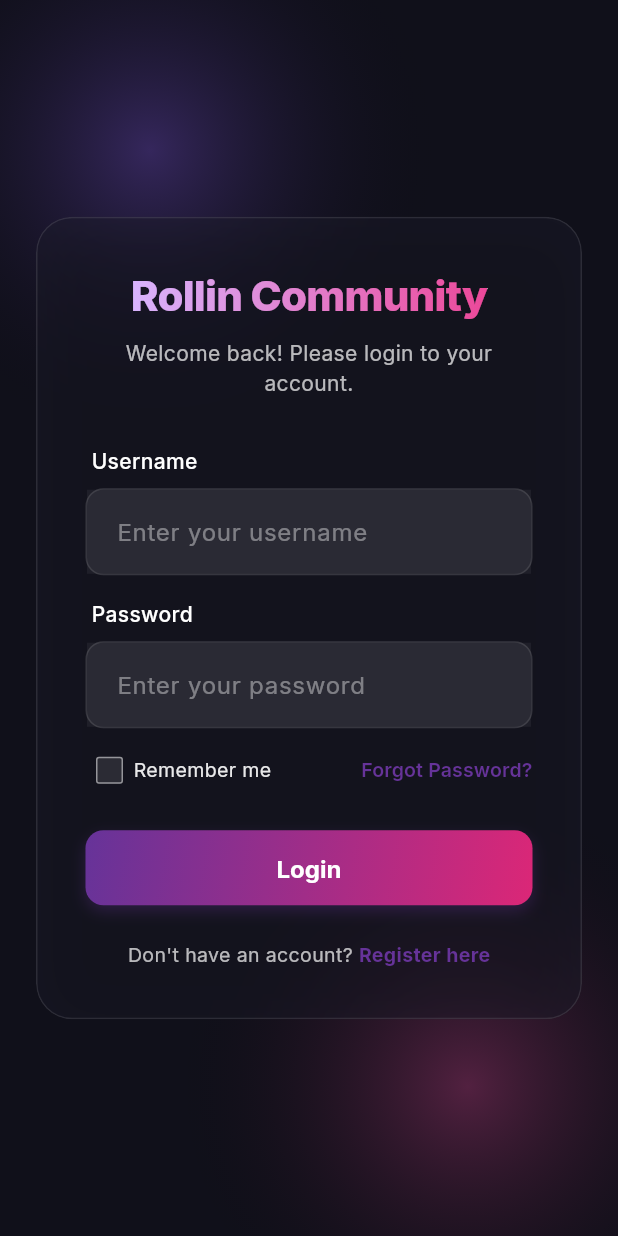
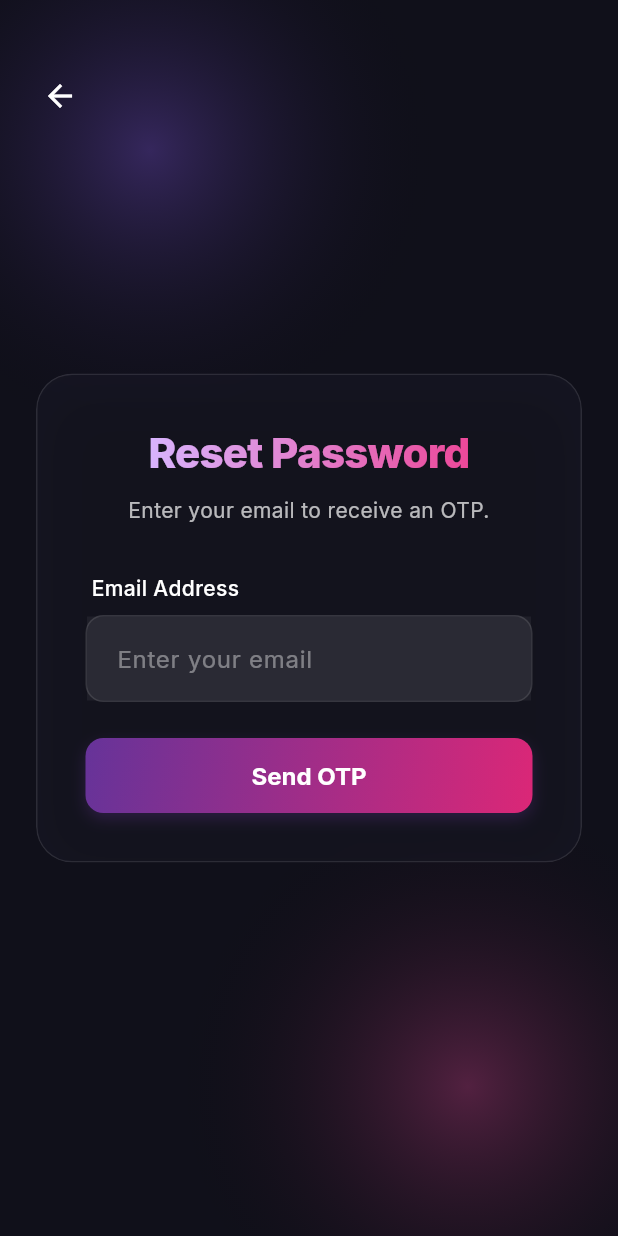
Before and after one commit to bibek-beebayk/rollin-community, a Flutter app: the screen it shows after launch, after a tap on "Forgot Password?", on a phone screen of 412 x 824 dp. Run offline on Flutter 3.47's test engine with Material 3 defaults, Android fonts, the phone set to English and light mode, and no system bars; our stand-ins replace file_picker, firebase_core, firebase_messaging, google_fonts, shared_preferences; accounts and stored records are empty.

Commit message:
feat: password reset flow impmlemented

```diff
--- a/lib/providers/auth_provider.dart
+++ b/lib/providers/auth_provider.dart
@@ -187,4 +187,38 @@ class AuthProvider with ChangeNotifier {
       throw Exception(data['message'] ?? 'Verification failed');
     }
   }
+
+  /// Initiate Forgot Password (send OTP)
+  Future<void> forgotPasswordInit(String email) async {
+    await _apiClient.post(
+      '/api/auth/forgot-password/initiate/',
+      body: {'email': email},
+      skipAuth: true,
+    );
+  }
+
+  /// Verify OTP for Forgot Password
+  Future<String> forgotPasswordVerify(String email, String otpCode) async {
+    final response = await _apiClient.post(
+      '/api/auth/forgot-password/verify-otp/',
+      body: {'email': email, 'otp_code': otpCode},
+      skipAuth: true,
+    );
+    final data = response['data'] ?? response;
+    return data['reset_token'] as String;
+  }
+
+  /// Complete Forgot Password (set new password)
+  Future<void> forgotPasswordConfirm(
+      String resetToken, String newPassword, String confirmNewPassword) async {
+    await _apiClient.post(
+      '/api/auth/forgot-password/complete/',
+      body: {
+        'reset_token': resetToken,
+        'new_password': newPassword,
+        'confirm_new_password': confirmNewPassword,
+      },
+      skipAuth: true,
+    );
+  }
 }
--- /dev/null
+++ b/lib/screens/forgot_password_screen.dart
@@ -0,0 +1,396 @@
+import 'dart:ui';
+import 'package:flutter/material.dart';
+import 'package:provider/provider.dart';
+import '../providers/auth_provider.dart';
+import '../widgets/custom_input.dart';
+import '../widgets/custom_button.dart';
+import '../theme/app_theme.dart';
+
+class ForgotPasswordScreen extends StatefulWidget {
+  const ForgotPasswordScreen({super.key});
+
+  @override
+  State<ForgotPasswordScreen> createState() => _ForgotPasswordScreenState();
+}
+
+class _ForgotPasswordScreenState extends State<ForgotPasswordScreen> {
+  int _step = 1;
+
+  final _emailController = TextEditingController();
+  final _otpController = TextEditingController();
+  final _newPasswordController = TextEditingController();
+  final _confirmPasswordController = TextEditingController();
+
+  String _resetToken = '';
+  bool _isLoading = false;
+  String _errorMessage = '';
+
+  @override
+  void dispose() {
+    _emailController.dispose();
+    _otpController.dispose();
+    _newPasswordController.dispose();
+    _confirmPasswordController.dispose();
+    super.dispose();
+  }
+
+  Future<void> _handleStep1() async {
+    final email = _emailController.text.trim();
+    if (email.isEmpty) {
+      setState(() => _errorMessage = 'Please enter your email.');
+      return;
+    }
+
+    setState(() {
+      _isLoading = true;
+      _errorMessage = '';
+    });
+
+    try {
+      await Provider.of<AuthProvider>(context, listen: false)
+          .forgotPasswordInit(email);
+      if (!mounted) return;
+      setState(() {
+        _step = 2;
+        _isLoading = false;
+        _errorMessage = '';
+      });
+      ScaffoldMessenger.of(context).showSnackBar(
+        SnackBar(
+          content: Text('OTP sent to your registered email.'),
+          backgroundColor: Colors.green,
+        ),
+      );
+    } catch (e) {
+      if (!mounted) return;
+      setState(() {
+        _isLoading = false;
+        _errorMessage = e.toString().replaceAll('Exception: ', '');
+      });
+    }
+  }
+
+  Future<void> _handleStep2() async {
+    final email = _emailController.text.trim();
+    final otp = _otpController.text.trim();
+    if (otp.length != 6) {
+      setState(() => _errorMessage = 'Please enter a valid 6-digit OTP.');
+      return;
+    }
+
+    setState(() {
+      _isLoading = true;
+      _errorMessage = '';
+    });
+
+    try {
+      final token = await Provider.of<AuthProvider>(context, listen: false)
+          .forgotPasswordVerify(email, otp);
+      if (!mounted) return;
+      setState(() {
+        _resetToken = token;
+        _step = 3;
+        _isLoading = false;
+        _errorMessage = '';
+      });
+      ScaffoldMessenger.of(context).showSnackBar(
+        const SnackBar(
+          content: Text('OTP verified. Set your new password.'),
+          backgroundColor: Colors.green,
+        ),
+      );
+    } catch (e) {
+      if (!mounted) return;
+      setState(() {
+        _isLoading = false;
+        _errorMessage = e.toString().replaceAll('Exception: ', '');
+      });
+    }
+  }
+
+  Future<void> _handleStep3() async {
+    final newPass = _newPasswordController.text;
+    final confirmPass = _confirmPasswordController.text;
+
+    if (newPass.length < 6) {
+      setState(() => _errorMessage = 'Password must be at least 6 characters.');
+      return;
+    }
+    if (newPass != confirmPass) {
+      setState(() => _errorMessage = 'Passwords do not match.');
+      return;
+    }
+
+    setState(() {
+      _isLoading = true;
+      _errorMessage = '';
+    });
+
+    try {
+      await Provider.of<AuthProvider>(context, listen: false)
+          .forgotPasswordConfirm(_resetToken, newPass, confirmPass);
+
+      if (!mounted) return;
+      setState(() => _isLoading = false);
+
+      ScaffoldMessenger.of(context).showSnackBar(
+        const SnackBar(
+          content: Text('Password reset successfully!'),
+          backgroundColor: Colors.green,
+        ),
+      );
+
+      // Navigate back to Login
+      Navigator.pop(context);
+    } catch (e) {
+      if (!mounted) return;
+      setState(() {
+        _isLoading = false;
+        _errorMessage = e.toString().replaceAll('Exception: ', '');
+      });
+    }
+  }
+
+  @override
+  Widget build(BuildContext context) {
+    return Scaffold(
+      backgroundColor: AppTheme.background,
+      body: Stack(
+        children: [
+          // Background Blobs
+          Positioned(
+            top: -100,
+            left: -100,
+            child: Container(
+              width: 400,
+              height: 400,
+              decoration: BoxDecoration(
+                shape: BoxShape.circle,
+                gradient: RadialGradient(
+                  colors: [
+                    const Color(0xFF8B5CF6).withOpacity(0.3), // Violet
+                    Colors.transparent
+                  ],
+                  stops: const [0.0, 1.0],
+                ),
+              ),
+            ),
+          ),
+          Positioned(
+            bottom: -100,
+            right: -100,
+            child: Container(
+              width: 400,
+              height: 400,
+              decoration: BoxDecoration(
+                shape: BoxShape.circle,
+                gradient: RadialGradient(
+                  colors: [
+                    const Color(0xFFEC4899).withOpacity(0.3), // Pink
+                    Colors.transparent
+                  ],
+                  stops: const [0.0, 1.0],
+                ),
+              ),
+            ),
+          ),
+
+          // Back Button
+          Positioned(
+            top: 40,
+            left: 16,
+            child: IconButton(
+              icon: const Icon(Icons.arrow_back, color: Colors.white),
+              onPressed: () => Navigator.pop(context),
+            ),
+          ),
+
+          // Content
+          Center(
+            child: SingleChildScrollView(
+              padding: const EdgeInsets.all(24),
+              child: ClipRRect(
+                borderRadius: BorderRadius.circular(24),
+                child: BackdropFilter(
+                  filter: ImageFilter.blur(sigmaX: 12, sigmaY: 12),
+                  child: Container(
+                    constraints: const BoxConstraints(maxWidth: 450),
+                    padding: const EdgeInsets.all(32),
+                    decoration: BoxDecoration(
+                      color: const Color(0xFF1E1E2E).withOpacity(0.4),
+                      borderRadius: BorderRadius.circular(24),
+                      border: Border.all(color: Colors.white.withOpacity(0.1)),
+                      boxShadow: [
+                        BoxShadow(
+                          color: Colors.black.withOpacity(0.3),
+                          blurRadius: 32,
+                          offset: const Offset(0, 8),
+                        ),
+                      ],
+                    ),
+                    child: _buildCurrentStep(),
+                  ),
+                ),
+              ),
+            ),
+          ),
+        ],
+      ),
+    );
+  }
+
+  Widget _buildCurrentStep() {
+    return Column(
+      mainAxisSize: MainAxisSize.min,
+      children: [
+        // Header
+        ShaderMask(
+          shaderCallback: (bounds) => const LinearGradient(
+            colors: [Color(0xFFD8B4FE), Color(0xFFEC4899)],
+          ).createShader(bounds),
+          child: const Text(
+            'Reset Password',
+            style: TextStyle(
+              fontSize: 28,
+              fontWeight: FontWeight.w800,
+              color: Colors.white,
+              letterSpacing: -0.5,
+            ),
+            textAlign: TextAlign.center,
+          ),
+        ),
+        const SizedBox(height: 8),
+        Text(
+          _getSubtitleText(),
+          style: TextStyle(
+            fontSize: 14,
+            color: Colors.white.withOpacity(0.7),
+          ),
+          textAlign: TextAlign.center,
+        ),
+
+        if (_errorMessage.isNotEmpty)
+          Padding(
+            padding: const EdgeInsets.only(top: 16),
+            child: Container(
+              padding: const EdgeInsets.all(12),
+              decoration: BoxDecoration(
+                color: Colors.redAccent.withOpacity(0.1),
+                border: Border.all(color: Colors.redAccent.withOpacity(0.3)),
+                borderRadius: BorderRadius.circular(8),
+              ),
+              width: double.infinity,
+              child: Text(
+                _errorMessage,
+                textAlign: TextAlign.center,
+                style: const TextStyle(color: Colors.redAccent, fontSize: 13),
+              ),
+            ),
+          ),
+
+        const SizedBox(height: 32),
+
+        if (_step == 1) _buildStep1Form(),
+        if (_step == 2) _buildStep2Form(),
+        if (_step == 3) _buildStep3Form(),
+      ],
+    );
+  }
+
+  String _getSubtitleText() {
+    switch (_step) {
+      case 1:
+        return 'Enter your email to receive an OTP.';
+      case 2:
+        return 'Enter the 6-digit OTP sent to ${_emailController.text}.';
+      case 3:
+        return 'Create a new password.';
+      default:
+        return '';
+    }
+  }
+
+  Widget _buildStep1Form() {
+    return Column(
+      mainAxisSize: MainAxisSize.min,
+      children: [
+        _buildLabel('Email Address'),
+        CustomInput(
+          hintText: 'Enter your email',
+          controller: _emailController,
+          keyboardType: TextInputType.emailAddress,
+        ),
+        const SizedBox(height: 24),
+        CustomButton(
+          text: 'Send OTP',
+          onPressed: _handleStep1,
+          isLoading: _isLoading,
+        ),
+      ],
+    );
+  }
+
+  Widget _buildStep2Form() {
+    return Column(
+      mainAxisSize: MainAxisSize.min,
+      children: [
+        _buildLabel('OTP Code'),
+        CustomInput(
+          hintText: 'Enter 6-digit OTP',
+          controller: _otpController,
+          keyboardType: TextInputType.number,
+        ),
+        const SizedBox(height: 24),
+        CustomButton(
+          text: 'Verify OTP',
+          onPressed: _handleStep2,
+          isLoading: _isLoading,
+        ),
+      ],
+    );
+  }
+
+  Widget _buildStep3Form() {
+    return Column(
+      mainAxisSize: MainAxisSize.min,
+      children: [
+        _buildLabel('New Password'),
+        CustomInput(
+          hintText: 'Min. 6 characters',
+          controller: _newPasswordController,
+          obscureText: true,
+        ),
+        const SizedBox(height: 16),
+        _buildLabel('Confirm New Password'),
+        CustomInput(
+          hintText: 'Re-enter password',
+          controller: _confirmPasswordController,
+          obscureText: true,
+        ),
+        const SizedBox(height: 24),
+        CustomButton(
+          text: 'Reset Password',
+          onPressed: _handleStep3,
+          isLoading: _isLoading,
+        ),
+      ],
+    );
+  }
+
+  Widget _buildLabel(String text) {
+    return Padding(
+      padding: const EdgeInsets.only(bottom: 8, left: 4),
+      child: Align(
+        alignment: Alignment.centerLeft,
+        child: Text(
+          text,
+          style: const TextStyle(
+            color: Colors.white,
+            fontWeight: FontWeight.w500,
+            fontSize: 14,
+          ),
+        ),
+      ),
+    );
+  }
+}
--- a/lib/screens/login_screen.dart
+++ b/lib/screens/login_screen.dart
@@ -7,6 +7,7 @@ import '../widgets/custom_button.dart';
 import '../theme/app_theme.dart';
 import 'package:shared_preferences/shared_preferences.dart';
 import 'register_screen.dart';
+import 'forgot_password_screen.dart';
 
 class LoginScreen extends StatefulWidget {
   const LoginScreen({super.key});
@@ -233,7 +234,15 @@ class _LoginScreenState extends State<LoginScreen> {
                               ),
                             ),
                             TextButton(
-                              onPressed: () {},
+                              onPressed: () {
+                                Navigator.push(
+                                  context,
+                                  MaterialPageRoute(
+                                    builder: (context) =>
+                                        const ForgotPasswordScreen(),
+                                  ),
+                                );
+                              },
                               style: TextButton.styleFrom(
                                 padding: EdgeInsets.zero,
                                 minimumSize: Size.zero,
```
